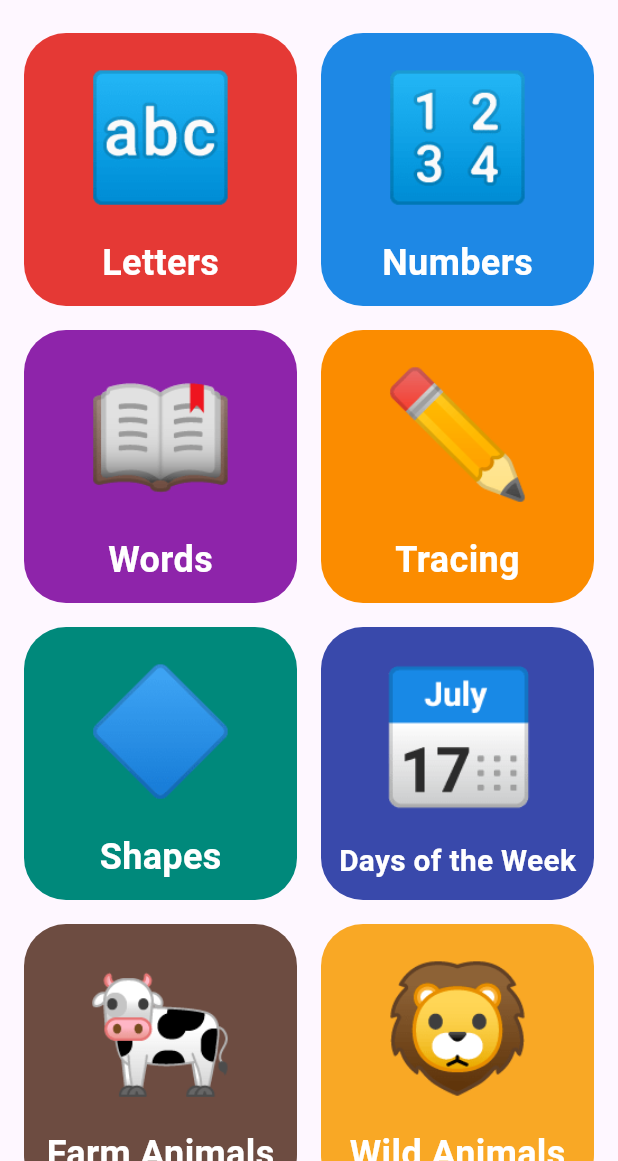
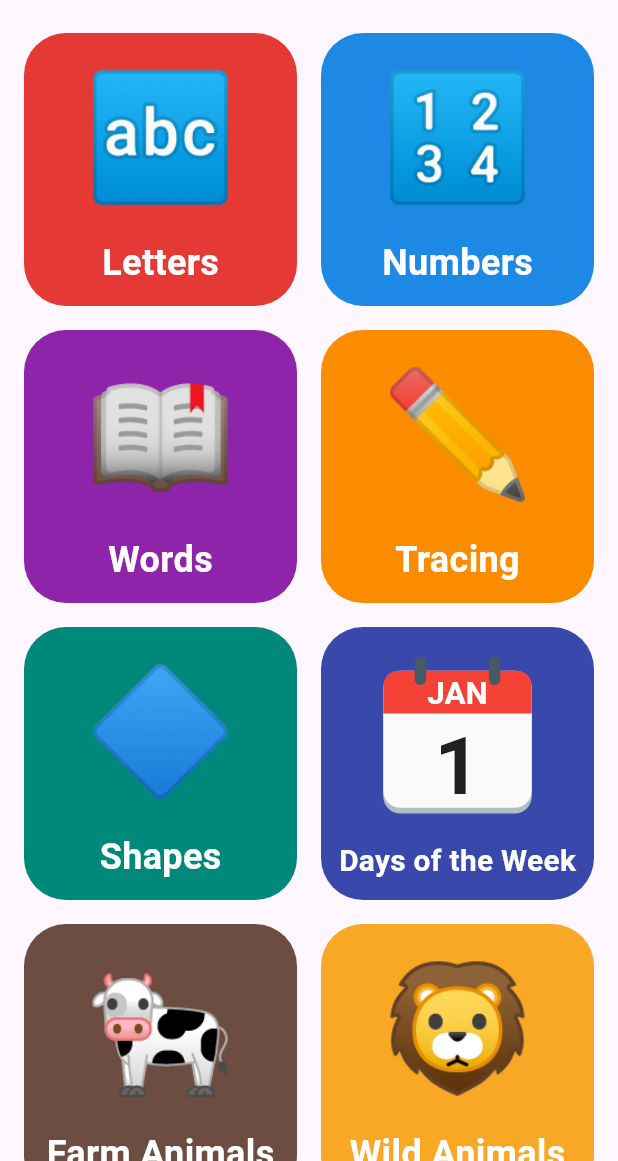
Before and after one commit to nannapp12/MyLearningBuddy, a Flutter app: the screen it shows after launch, on a phone screen of 412 x 824 dp, the part 75-1236 px from its top. Run offline on Flutter 3.47's test engine with Material 3 defaults, Android fonts, the phone set to English and light mode, and no system bars; our stand-ins replace audioplayers, flutter_svg.

Commit message:
Days of the Week tile: calendar showing Jan 1
The calendar emoji always shows July 17, so the tile now uses our own
calendar picture (assets/images/calendar_jan_1.svg). Sections can have
an SVG picture instead of an emoji.

Co-Authored-By: Claude Opus 5.5 <noreply@anthropic.com>
Claude-Session: https://claude.ai/code/session_01TU3ZZYUqyZFsGZsHetMQJ9

```diff
--- a/assets/content/content.json
+++ b/assets/content/content.json
@@ -1419,7 +1419,8 @@
     {
      "label": "Sunday"
     }
-   ]
+   ],
+   "image": "assets/images/calendar_jan_1.svg"
   },
   {
    "id": "farm_animals",
--- a/lib/models/content.dart
+++ b/lib/models/content.dart
@@ -76,6 +76,7 @@ class Category {
     required this.id,
     required this.title,
     required this.emoji,
+    this.image,
     required this.color,
     required this.layout,
     this.items = const [],
@@ -86,6 +87,7 @@ class Category {
     id: json['id'] as String,
     title: json['title'] as String,
     emoji: json['emoji'] as String,
+    image: json['image'] as String?,
     color: parseHexColor(json['color'] as String),
     layout: CategoryLayout.values.byName(json['layout'] as String),
     items: _items(json['items']),
@@ -95,6 +97,9 @@ class Category {
   final String id;
   final String title;
   final String emoji;
+
+  /// Asset path of an SVG picture shown instead of [emoji].
+  final String? image;
   final Color color;
   final CategoryLayout layout;
   final List<LearningItem> items;
--- a/lib/screens/home_screen.dart
+++ b/lib/screens/home_screen.dart
@@ -2,6 +2,7 @@ import 'package:flutter/material.dart';
 
 import '../models/content.dart';
 import '../state/app_state.dart';
+import '../widgets/category_icon.dart';
 import '../widgets/star_badge.dart';
 import 'parent_area_screen.dart';
 import 'section_screen.dart';
@@ -74,7 +75,7 @@ class _CategoryTile extends StatelessWidget {
             mainAxisAlignment: MainAxisAlignment.center,
             children: [
               Expanded(
-                child: FittedBox(child: Text(category.emoji, style: const TextStyle(fontSize: 80))),
+                child: FittedBox(child: CategoryIcon(category: category, size: 100)),
               ),
               const SizedBox(height: 8),
               FittedBox(
--- a/lib/screens/parent_area_screen.dart
+++ b/lib/screens/parent_area_screen.dart
@@ -4,6 +4,7 @@ import 'package:flutter/material.dart';
 
 import '../models/content.dart';
 import '../state/app_state.dart';
+import '../widgets/category_icon.dart';
 
 /// Parent-only settings, behind a simple sum that young children can't solve.
 class ParentAreaScreen extends StatefulWidget {
@@ -88,7 +89,7 @@ class _Settings extends StatelessWidget {
         const _Header('Show or hide sections'),
         for (final c in content.categories)
           SwitchListTile(
-            secondary: Text(c.emoji, style: const TextStyle(fontSize: 28)),
+            secondary: CategoryIcon(category: c, size: 36),
             title: Text(c.title),
             value: !state.isHidden(c.id),
             onChanged: (show) => state.setHidden(c.id, !show),
--- /dev/null
+++ b/lib/widgets/category_icon.dart
@@ -0,0 +1,19 @@
+import 'package:flutter/material.dart';
+import 'package:flutter_svg/flutter_svg.dart';
+
+import '../models/content.dart';
+
+/// A section's picture: its SVG image if it has one, otherwise its emoji.
+class CategoryIcon extends StatelessWidget {
+  const CategoryIcon({super.key, required this.category, required this.size});
+
+  final Category category;
+  final double size;
+
+  @override
+  Widget build(BuildContext context) {
+    final image = category.image;
+    if (image != null) return SvgPicture.asset(image, width: size, height: size, excludeFromSemantics: true);
+    return Text(category.emoji, style: TextStyle(fontSize: size * 0.8));
+  }
+}
```
Also changed, not shown: assets/images/calendar_jan_1.svg (added), 2 other files.
